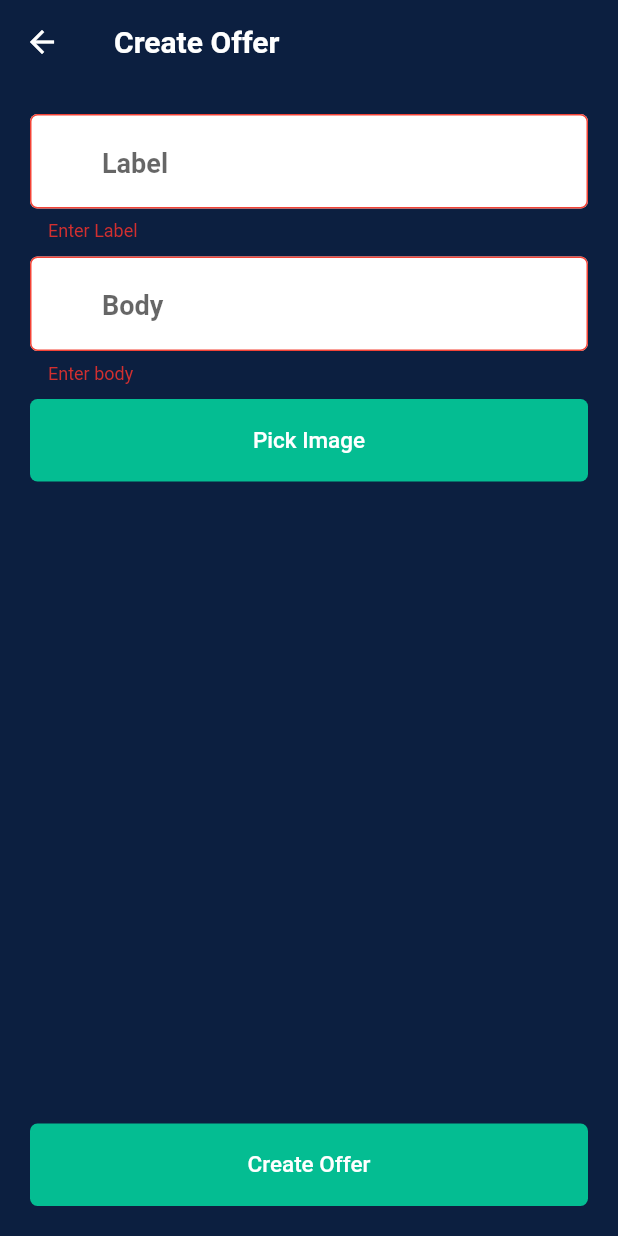
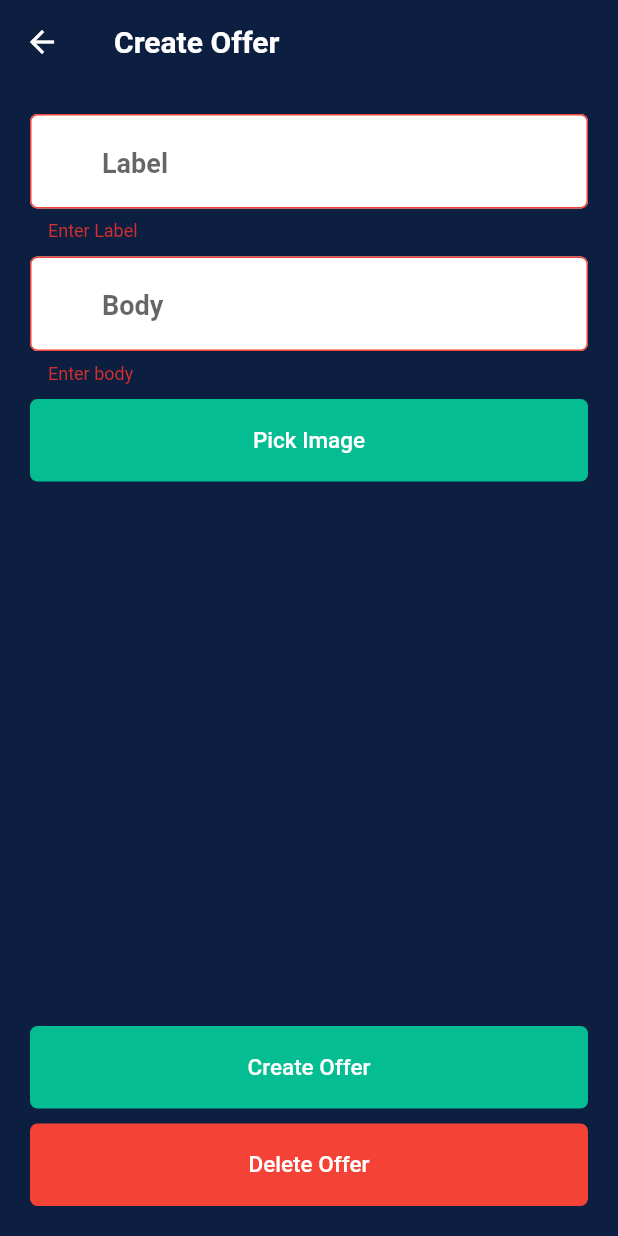
Before and after one commit to brekooname/Fox-Delivery-Owner, a Flutter app: the Offers screen opened directly, after a tap on "Create Offer", on a phone screen of 412 x 824 dp. Run offline on Flutter 3.47's test engine with Material 2 defaults, Android fonts, the phone set to English and light mode, and no system bars; our stand-ins replace bloc, cloud_firestore, dio, firebase_core, firebase_messaging, firebase_storage and 7 more; accounts and stored records are empty.

Commit message:
Send notification on creating offers

```diff
--- a/lib/Modules/Offers/Offers.dart
+++ b/lib/Modules/Offers/Offers.dart
@@ -1,9 +1,11 @@
 import 'package:flutter/material.dart';
 import 'package:flutter_bloc/flutter_bloc.dart';
 import 'package:fox_delivery_owner/shared/components/components.dart';
+import 'package:fox_delivery_owner/shared/constants/constants.dart';
 import 'package:fox_delivery_owner/shared/cubit/cubit.dart';
 import 'package:fox_delivery_owner/shared/cubit/states.dart';
 import 'package:fox_delivery_owner/styles/Themes.dart';
+import 'package:get/get.dart';
 
 class Offers extends StatelessWidget {
   var labelController = TextEditingController();
@@ -14,7 +16,15 @@ class Offers extends StatelessWidget {
   @override
   Widget build(BuildContext context) {
     return BlocConsumer<FoxCubit, FoxStates>(
-      listener: (context, state) {},
+      listener: (context, state) {
+        if (state is FoxCreateOfferSuccessState) {
+          labelController.text = '';
+          bodyController.text = '';
+          Get.snackbar(
+              'Fox Delivery', 'Offer is created', colorText: Colors.white,
+              backgroundColor: thirdDefaultColor);
+        }
+      },
       builder: (context, state) {
         return Scaffold(
           appBar: AppBar(
@@ -59,7 +69,9 @@ class Offers extends StatelessWidget {
                         const SizedBox(
                           height: 10.0,
                         ),
-                        if (FoxCubit.get(context).offerImage != null)
+                        if (FoxCubit
+                            .get(context)
+                            .offerImage != null)
                           Stack(
                             children: [
                               Container(
@@ -68,8 +80,10 @@ class Offers extends StatelessWidget {
                                 decoration: BoxDecoration(
                                     image: DecorationImage(
                                         image: FileImage(
-                                                FoxCubit.get(context).offerImage!)
-                                            as ImageProvider)),
+                                            FoxCubit
+                                                .get(context)
+                                                .offerImage!)
+                                        as ImageProvider)),
                               ),
                               Padding(
                                 padding: const EdgeInsets.all(8.0),
@@ -77,7 +91,8 @@ class Offers extends StatelessWidget {
                                   radius: 16,
                                   child: IconButton(
                                       onPressed: () {
-                                        FoxCubit.get(context).removeOfferImage();
+                                        FoxCubit.get(context)
+                                            .removeOfferImage();
                                       },
                                       icon: const Icon(
                                         Icons.close,
@@ -91,18 +106,44 @@ class Offers extends StatelessWidget {
                         const SizedBox(
                           height: 10.0,
                         ),
-                        defaultButton(
+                        state is FoxCreateOfferLoadingState ? const Center(
+                            child: CircularProgressIndicator()) : defaultButton(
                             text: 'Create Offer',
                             fun: () {
-                              if(formKey.currentState!.validate() && FoxCubit.get(context).offerImage != null){
-                                FoxCubit.get(context).uploadOfferImage(
-                                    label: labelController.text,
-                                    body: bodyController.text);
-                              }
+                              FoxCubit.get(context)
+                                  .checkConnectionReturn()
+                                  .then((value) {
+                                if (internetConnection) {
+                                  if (formKey.currentState!.validate() &&
+                                      FoxCubit
+                                          .get(context)
+                                          .offerImage != null) {
+                                    FoxCubit.get(context).uploadOfferImage(
+                                        label: labelController.text,
+                                        body: bodyController.text);
+                                  }
+                                } else {
+                                  Get.snackbar(
+                                      'Fox Delivery', 'No internet connection',
+                                      backgroundColor: Colors.red,
+                                      colorText: Colors.white);
+                                }
+                              });
                             },
                             backgroundColor: buttonColor,
                             borderRadius: 5.0,
-                            TextColor: Colors.white)
+                            TextColor: Colors.white),
+                        const SizedBox(
+                          height: 10.0,
+                        ),
+                        defaultButton(
+                            text: 'Delete Offer',
+                            fun: () {
+                              FoxCubit.get(context).deleteOffer();
+                            },
+                            backgroundColor: Colors.red,
+                            borderRadius: 5.0,
+                            TextColor: Colors.white),
                       ],
                     ),
                   ),
--- a/lib/main.dart
+++ b/lib/main.dart
@@ -9,6 +9,7 @@ import 'package:fox_delivery_owner/shared/components/components.dart';
 import 'package:fox_delivery_owner/shared/cubit/cubit.dart';
 import 'package:fox_delivery_owner/shared/cubit/states.dart';
 import 'package:fox_delivery_owner/styles/Themes.dart';
+import 'package:get/get.dart';
 
 import 'firebase_options.dart';
 
@@ -54,7 +55,7 @@ class MyApp extends StatelessWidget {
       child: BlocConsumer<FoxCubit, FoxStates>(
         listener: (context,state){},
         builder: (context, state){
-          return MaterialApp(
+          return GetMaterialApp(
             debugShowCheckedModeBanner: false,
             title: 'Flutter Demo',
             themeMode: ThemeMode.light,
--- /dev/null
+++ b/lib/shared/network/EndPoint.dart
@@ -0,0 +1,4 @@
+const serverKey =
+    'key=AAAA_bTqlvs:APA91bFzd2RzyXBzt_mxiGNEU7IyYIe4daVJ5IexwPFuG2690sP7IShG2hQF7l2McLd0PsIznRD4AK0PcrsSGgISa0POlzEq1Tsn_Q2NXovdb9UgdKvdW2eydC9G9YfmxfTy2rzgpxqM';
+
+const SEND_NOTIFICATION = 'send';
--- a/lib/shared/network/remote/dio_helper.dart
+++ b/lib/shared/network/remote/dio_helper.dart
@@ -0,0 +1,62 @@
+import 'package:dio/dio.dart';
+
+class DioHelper{
+  static Dio? dio;
+
+  static init(){
+    dio=Dio(
+        BaseOptions(
+          baseUrl: 'https://fcm.googleapis.com/fcm/',
+          receiveDataWhenStatusError: true,
+        )
+    );
+  }
+
+
+
+  static Future<Response> getData({
+    required String? url,
+    Map<String,dynamic>? query,
+    String? lang='en',
+    String? token,
+  })async{
+    dio!.options.headers={
+      'Content-Type':'application/json',
+      'lang':lang,
+      'Authorization':token??'',
+    };
+
+    return await dio!.get(url!,queryParameters: query??null);
+  }
+
+  static Future<Response> postData({
+    required String? url,
+    required Map<String,dynamic>? data,
+    String? lang='en',
+    String? token,
+  })async{
+    dio!.options.headers={
+      'Content-Type':'application/json',
+      'lang':lang,
+      'Authorization':token??'',
+    };
+
+    return await dio!.post(url!,data: data!);
+  }
+
+  static Future<Response> putData({
+    required String? url,
+    required Map<String,dynamic>? data,
+    String? lang='en',
+    String? token,
+  })async{
+    dio!.options.headers={
+      'Content-Type':'application/json',
+      'lang':lang,
+      'Authorization':token??'',
+    };
+
+    return await dio!.put(url!,data: data!);
+  }
+
+}
```
Also changed, not shown: lib/shared/cubit/cubit.dart (+52 -3 lines).
